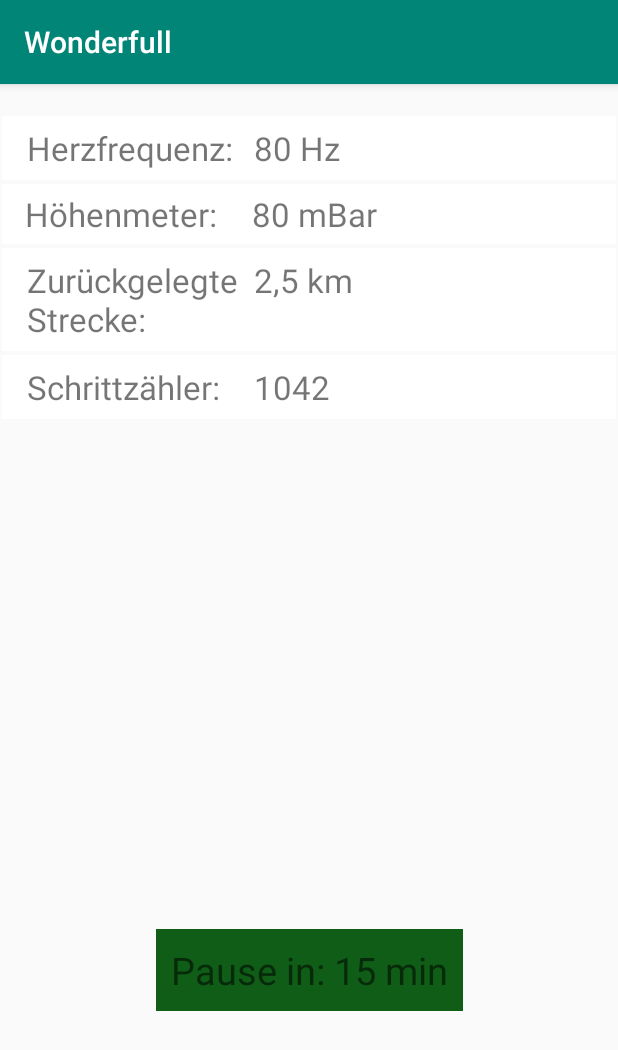
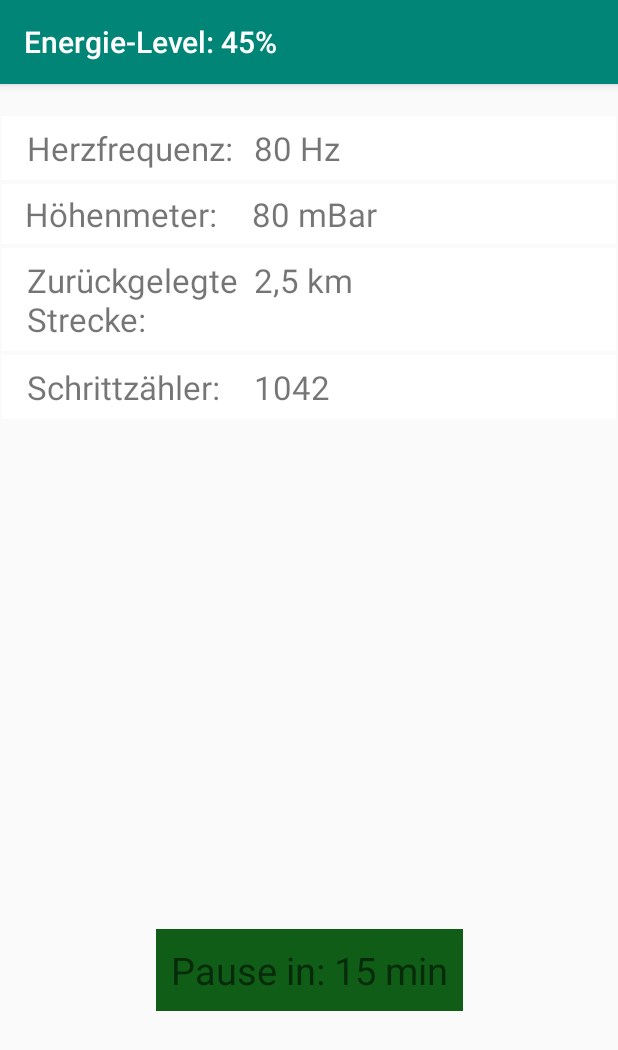
Before and after one commit to mad-lab-fau/Ferienakademie2019-Wonderfull-App, an Android app: the EnergyDetails screen opened directly, with no data from a screen before it, on a phone screen of 412 x 824 dp. Shown: the top 1050 px of the screen. Run offline under Robolectric (Android 15) with nearby library versions, the phone set to English and light mode, and no system bars.

Commit message:
title Energie-Screen added

```diff
--- a/App/app/src/main/java/de/ferienakademie/wonderfull/EnergyDetails.java
+++ b/App/app/src/main/java/de/ferienakademie/wonderfull/EnergyDetails.java
@@ -6,6 +6,8 @@ import android.os.Bundle;
 import android.widget.TextView;
 
 public class EnergyDetails extends AppCompatActivity {
+
+    private String energy_title = "Energie-Level: %s";
 
     @Override
     protected void onCreate(Bundle savedInstanceState) {
@@ -32,5 +34,7 @@ public class EnergyDetails extends AppCompatActivity {
         TextView zeit_p = (TextView) findViewById(R.id.zeit_p);
         zeit_p.append(" " + "50" + " min"); */
 
+        this.setTitle(String.format(energy_title, "45%"));
+
     }
 }
--- a/App/app/src/main/res/layout/activity_energy_details.xml
+++ b/App/app/src/main/res/layout/activity_energy_details.xml
@@ -168,7 +168,6 @@
         app:layout_constraintHorizontal_bias="0.5"
         app:layout_constraintStart_toStartOf="parent" />
 
-
     <!--
         <TextView
             android:id="@+id/zeit"
@@ -184,5 +183,4 @@
             app:layout_constraintTop_toBottomOf="@+id/strecke" />
         -->
 
-
 </androidx.constraintlayout.widget.ConstraintLayout>
--- a/App/app/src/main/res/values/strings.xml
+++ b/App/app/src/main/res/values/strings.xml
@@ -96,4 +96,7 @@
     <string name="schritte_p"> </string>
     <string name="pause">Pause in:</string>
     <string name="pause_p"> </string>
+
+    <string name="energy_title">Energie-Level:</string>
+
 </resources>
```
